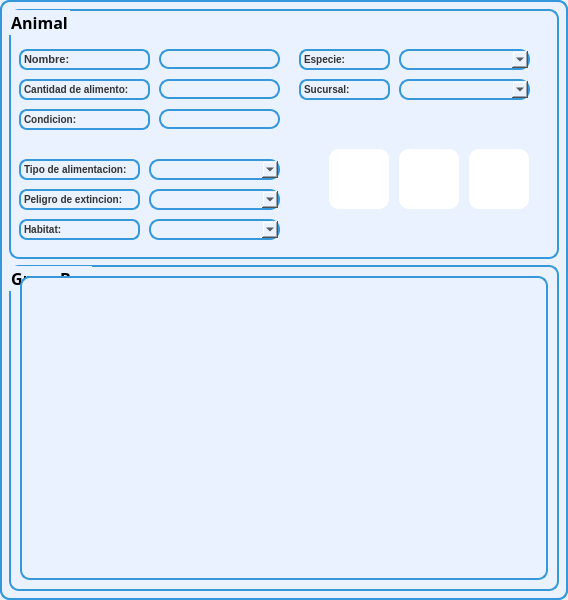
Above: GUI/Mainmenu/Pantallas/Animal.ui from Bluesfire1467/Aquazul_GUI before the change. Below: the same form after it.
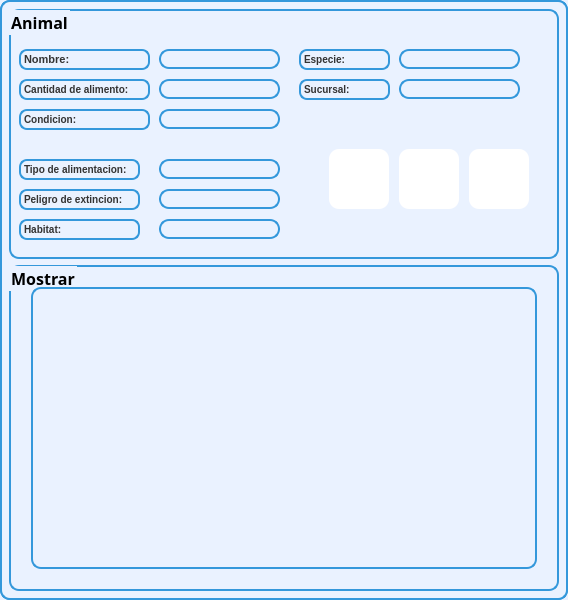
That is the form after the change. Icons and pictures are not drawn.

```diff
--- a/GUI/Mainmenu/Pantallas/Animal.ui
+++ b/GUI/Mainmenu/Pantallas/Animal.ui
@@ -270,56 +270,6 @@
         <string>Sucursal:</string>
        </property>
       </widget>
-      <widget class="QComboBox" name="comboBox">
-       <property name="geometry">
-        <rect>
-         <x>140</x>
-         <y>180</y>
-         <width>131</width>
-         <height>21</height>
-        </rect>
-       </property>
-      </widget>
-      <widget class="QComboBox" name="comboBox_2">
-       <property name="geometry">
-        <rect>
-         <x>140</x>
-         <y>150</y>
-         <width>131</width>
-         <height>21</height>
-        </rect>
-       </property>
-      </widget>
-      <widget class="QComboBox" name="comboBox_3">
-       <property name="geometry">
-        <rect>
-         <x>140</x>
-         <y>210</y>
-         <width>131</width>
-         <height>21</height>
-        </rect>
-       </property>
-      </widget>
-      <widget class="QComboBox" name="comboBox_4">
-       <property name="geometry">
-        <rect>
-         <x>390</x>
-         <y>40</y>
-         <width>131</width>
-         <height>21</height>
-        </rect>
-       </property>
-      </widget>
-      <widget class="QComboBox" name="comboBox_5">
-       <property name="geometry">
-        <rect>
-         <x>390</x>
-         <y>70</y>
-         <width>131</width>
-         <height>21</height>
-        </rect>
-       </property>
-      </widget>
       <widget class="QPushButton" name="btn_especie">
        <property name="geometry">
         <rect>
@@ -473,6 +423,56 @@
         </size>
        </property>
       </widget>
+      <widget class="QLineEdit" name="line_especie">
+       <property name="geometry">
+        <rect>
+         <x>390</x>
+         <y>40</y>
+         <width>121</width>
+         <height>20</height>
+        </rect>
+       </property>
+      </widget>
+      <widget class="QLineEdit" name="line_sucursal">
+       <property name="geometry">
+        <rect>
+         <x>390</x>
+         <y>70</y>
+         <width>121</width>
+         <height>20</height>
+        </rect>
+       </property>
+      </widget>
+      <widget class="QLineEdit" name="line_alimentacion">
+       <property name="geometry">
+        <rect>
+         <x>150</x>
+         <y>150</y>
+         <width>121</width>
+         <height>20</height>
+        </rect>
+       </property>
+      </widget>
+      <widget class="QLineEdit" name="line_peligro">
+       <property name="geometry">
+        <rect>
+         <x>150</x>
+         <y>180</y>
+         <width>121</width>
+         <height>20</height>
+        </rect>
+       </property>
+      </widget>
+      <widget class="QLineEdit" name="line_habitat">
+       <property name="geometry">
+        <rect>
+         <x>150</x>
+         <y>210</y>
+         <width>121</width>
+         <height>20</height>
+        </rect>
+       </property>
+      </widget>
      </widget>
     </item>
     <item>
@@ -492,9 +492,24 @@
 </string>
       </property>
       <property name="title">
-       <string>GroupBox</string>
+       <string>Mostrar</string>
       </property>
       <layout class="QHBoxLayout" name="horizontalLayout">
+       <property name="spacing">
+        <number>7</number>
+       </property>
+       <property name="leftMargin">
+        <number>20</number>
+       </property>
+       <property name="topMargin">
+        <number>20</number>
+       </property>
+       <property name="rightMargin">
+        <number>20</number>
+       </property>
+       <property name="bottomMargin">
+        <number>20</number>
+       </property>
        <item>
         <widget class="QTableWidget" name="tableWidget"/>
        </item>
```
Left out of the diff: 14 changed lines with no effect on the pictures.
